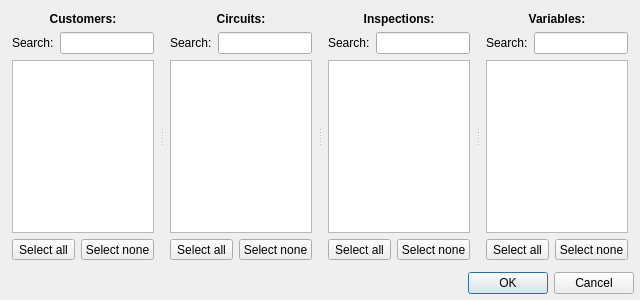
szchkt/leaklog, file import_dialogue.ui: the form before one commit.
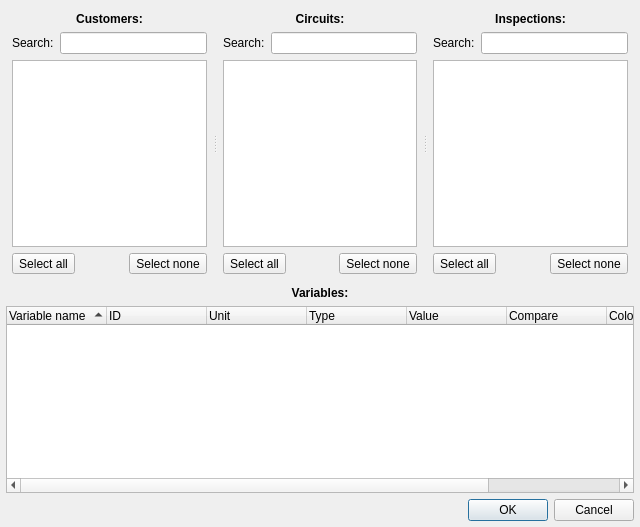
The form after the commit. Icons and pictures are not drawn. Custom widgets are drawn as their Qt base class.

Commit message: newDatabase(), saveAndCompact(), importData(), MTRecord::exists(), changeLanguage(), checkForUpdates()

Diff of the .ui file:
```diff
--- a/import_dialogue.ui
+++ b/import_dialogue.ui
@@ -7,7 +7,7 @@
     <x>0</x>
     <y>0</y>
     <width>640</width>
-    <height>300</height>
+    <height>527</height>
    </rect>
   </property>
   <property name="minimumSize" >
@@ -200,9 +200,9 @@
        </item>
       </layout>
      </widget>
-     <widget class="QWidget" name="layoutWidget" >
-      <layout class="QGridLayout" name="gridLayout_4" >
-       <item row="0" column="0" colspan="3" >
+    </widget>
+   </item>
+   <item>
         <widget class="QLabel" name="id_lbl_variables" >
          <property name="font" >
           <font>
@@ -218,45 +218,51 @@
          </property>
         </widget>
        </item>
-       <item row="1" column="0" >
-        <widget class="QLabel" name="id_lbl_search_variables" >
-         <property name="sizePolicy" >
-          <sizepolicy vsizetype="Preferred" hsizetype="Fixed" >
-           <horstretch>0</horstretch>
-           <verstretch>0</verstretch>
-          </sizepolicy>
-         </property>
-         <property name="text" >
-          <string>Search:</string>
-         </property>
-        </widget>
-       </item>
-       <item row="1" column="1" colspan="2" >
-        <widget class="ExtendedLineEdit" name="id_le_search_variables" />
-       </item>
-       <item row="2" column="0" colspan="3" >
-        <widget class="MTListWidget" name="id_lw_variables" >
+   <item>
+    <widget class="QTreeWidget" name="id_trw_variables" >
          <property name="sortingEnabled" >
           <bool>true</bool>
          </property>
-        </widget>
-       </item>
-       <item row="3" column="0" colspan="2" >
-        <widget class="QToolButton" name="id_tbtn_variables_selectall" >
+     <column>
          <property name="text" >
-          <string>Select all</string>
-         </property>
-        </widget>
-       </item>
-       <item row="3" column="2" >
-        <widget class="QToolButton" name="id_tbtn_variables_selectnone" >
+       <string>Variable name</string>
+      </property>
+     </column>
+     <column>
          <property name="text" >
-          <string>Select none</string>
-         </property>
-        </widget>
-       </item>
-      </layout>
-     </widget>
+       <string>ID</string>
+      </property>
+     </column>
+     <column>
+      <property name="text" >
+       <string>Unit</string>
+      </property>
+     </column>
+     <column>
+      <property name="text" >
+       <string>Type</string>
+      </property>
+     </column>
+     <column>
+      <property name="text" >
+       <string>Value</string>
+      </property>
+     </column>
+     <column>
+      <property name="text" >
+       <string>Compare</string>
+      </property>
+     </column>
+     <column>
+      <property name="text" >
+       <string>Colour</string>
+      </property>
+     </column>
+     <column>
+      <property name="text" >
+       <string>Action</string>
+      </property>
+     </column>
     </widget>
    </item>
    <item>
```
Left out of the diff: 1 changed line with no effect on the pictures. Lines whose indentation alone changed are shown as unchanged. The commit also changes 16 other files.
